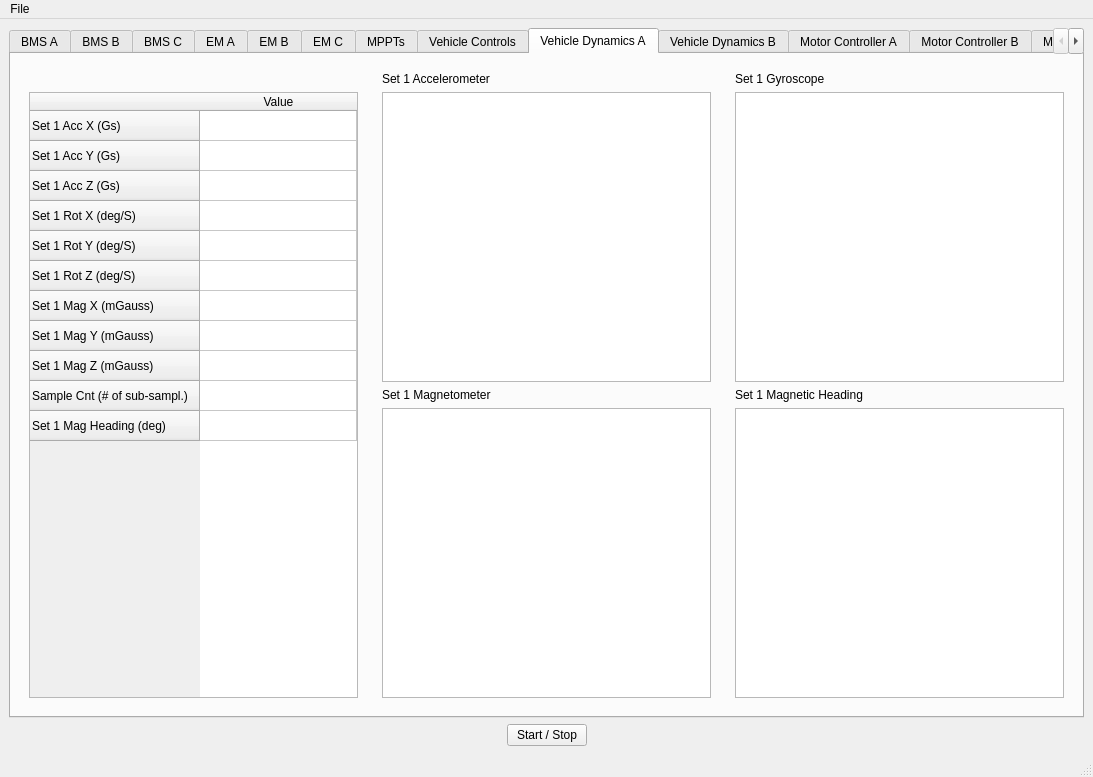
Old version of the form main.ui in the repository BlueSkySolar/BTI.
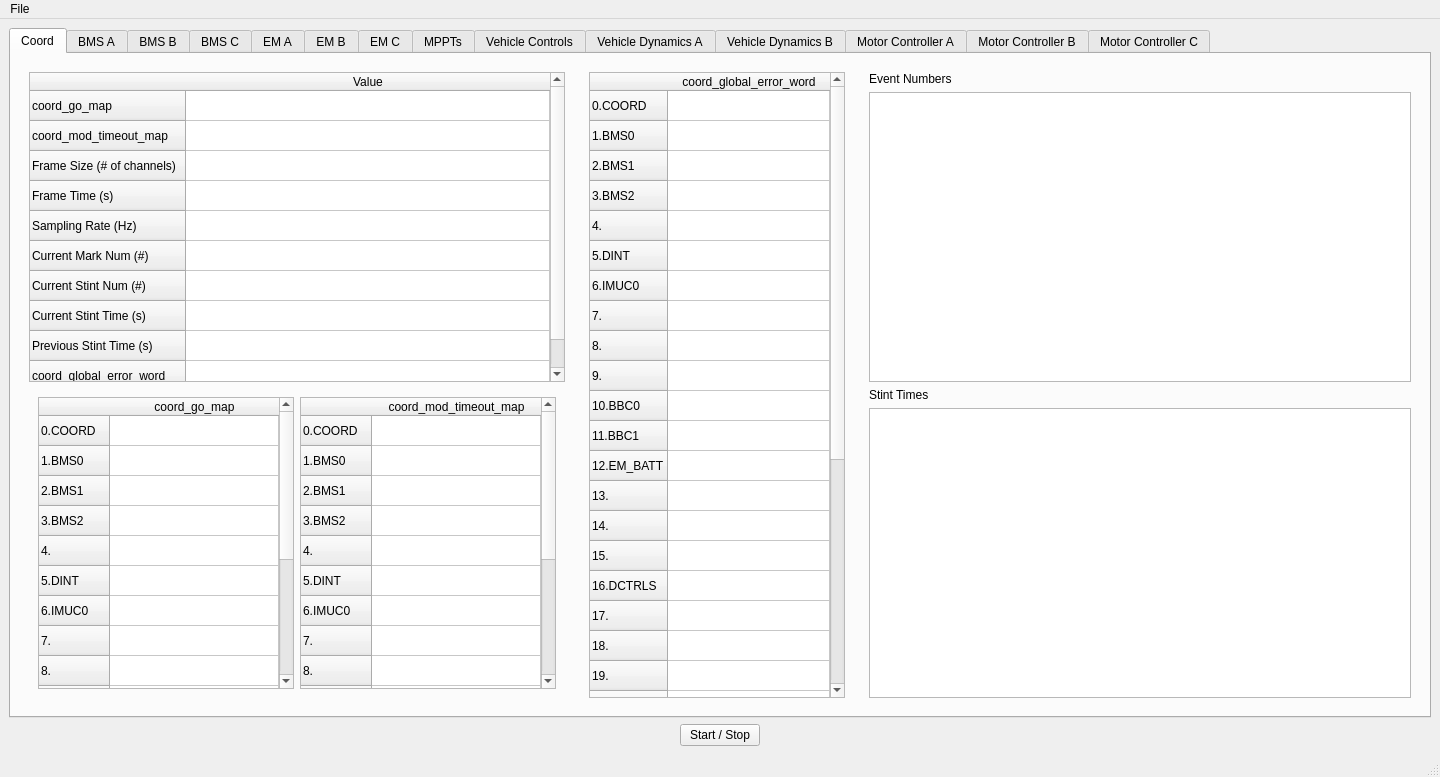
New version of the form. Custom widgets are drawn as their Qt base class.

Commit message: added coord tab layout, plot widgets still need config

The edit to the form file:
```diff
--- a/main.ui
+++ b/main.ui
@@ -6,7 +6,7 @@
    <rect>
     <x>0</x>
     <y>0</y>
-    <width>1093</width>
+    <width>1440</width>
     <height>777</height>
    </rect>
   </property>
@@ -18,8 +18,486 @@
     <item>
      <widget class="QTabWidget" name="tabWidget">
       <property name="currentIndex">
-       <number>8</number>
+       <number>0</number>
       </property>
+      <widget class="QWidget" name="coord">
+       <attribute name="title">
+        <string>Coord</string>
+       </attribute>
+       <layout class="QHBoxLayout" name="horizontalLayout_16" stretch="0,0,1">
+        <item>
+         <widget class="QWidget" name="verticalWidget" native="true">
+          <layout class="QVBoxLayout" name="verticalLayout_28" stretch="0,0">
+           <item>
+            <widget class="QTableWidget" name="tableWidget_17">
+             <attribute name="horizontalHeaderStretchLastSection">
+              <bool>true</bool>
+             </attribute>
+             <row>
+              <property name="text">
+               <string>coord_go_map</string>
+              </property>
+             </row>
+             <row>
+              <property name="text">
+               <string>coord_mod_timeout_map</string>
+              </property>
+             </row>
+             <row>
+              <property name="text">
+               <string>Frame Size (# of channels)</string>
+              </property>
+             </row>
+             <row>
+              <property name="text">
+               <string>Frame Time (s)</string>
+              </property>
+             </row>
+             <row>
+              <property name="text">
+               <string>Sampling Rate (Hz)</string>
+              </property>
+             </row>
+             <row>
+              <property name="text">
+               <string>Current Mark Num (#)</string>
+              </property>
+             </row>
+             <row>
+              <property name="text">
+               <string>Current Stint Num (#)</string>
+              </property>
+             </row>
+             <row>
+              <property name="text">
+               <string>Current Stint Time (s)</string>
+              </property>
+             </row>
+             <row>
+              <property name="text">
+               <string>Previous Stint Time (s)</string>
+              </property>
+             </row>
+             <row>
+              <property name="text">
+               <string>coord_global_error_word</string>
+              </property>
+             </row>
+             <column>
+              <property name="text">
+               <string>Value</string>
+              </property>
+             </column>
+            </widget>
+           </item>
+           <item>
+            <widget class="QWidget" name="horizontalWidget" native="true">
+             <layout class="QHBoxLayout" name="horizontalLayout_18" stretch="0,0">
+              <item>
+               <widget class="QTableWidget" name="tableWidget_19">
+                <property name="accessibleDescription">
+                 <string>colour</string>
+                </property>
+                <attribute name="horizontalHeaderStretchLastSection">
+                 <bool>true</bool>
+                </attribute>
+                <row>
+                 <property name="text">
+                  <string>0.COORD</string>
+                 </property>
+                </row>
+                <row>
+                 <property name="text">
+                  <string>1.BMS0</string>
+                 </property>
+                </row>
+                <row>
+                 <property name="text">
+                  <string>2.BMS1</string>
+                 </property>
+                </row>
+                <row>
+                 <property name="text">
+                  <string>3.BMS2</string>
+                 </property>
+                </row>
+                <row>
+                 <property name="text">
+                  <string>4.</string>
+                 </property>
+                </row>
+                <row>
+                 <property name="text">
+                  <string>5.DINT</string>
+                 </property>
+                </row>
+                <row>
+                 <property name="text">
+                  <string>6.IMUC0</string>
+                 </property>
+                </row>
+                <row>
+                 <property name="text">
+                  <string>7.</string>
+                 </property>
+                </row>
+                <row>
+                 <property name="text">
+                  <string>8.</string>
+                 </property>
+                </row>
+                <row>
+                 <property name="text">
+                  <string>9.</string>
+                 </property>
+                </row>
+                <row>
+                 <property name="text">
+                  <string>10.BBC0</string>
+                 </property>
+                </row>
+                <row>
+                 <property name="text">
+                  <string>11.BBC1</string>
+                 </property>
+                </row>
+                <row>
+                 <property name="text">
+                  <string>12.EM_BAT</string>
+                 </property>
+                </row>
+                <row>
+                 <property name="text">
+                  <string>13.BLU *</string>
+                 </property>
+                </row>
+                <row>
+                 <property name="text">
+                  <string>14.RAD *</string>
+                 </property>
+                </row>
+                <row>
+                 <property name="text">
+                  <string>15.*</string>
+                 </property>
+                </row>
+                <column>
+                 <property name="text">
+                  <string>coord_go_map</string>
+                 </property>
+                </column>
+               </widget>
+              </item>
+              <item>
+               <widget class="QTableWidget" name="tableWidget_20">
+                <property name="accessibleDescription">
+                 <string>colour</string>
+                </property>
+                <attribute name="horizontalHeaderStretchLastSection">
+                 <bool>true</bool>
+                </attribute>
+                <row>
+                 <property name="text">
+                  <string>0.COORD</string>
+                 </property>
+                </row>
+                <row>
+                 <property name="text">
+                  <string>1.BMS0</string>
+                 </property>
+                </row>
+                <row>
+                 <property name="text">
+                  <string>2.BMS1</string>
+                 </property>
+                </row>
+                <row>
+                 <property name="text">
+                  <string>3.BMS2</string>
+                 </property>
+                </row>
+                <row>
+                 <property name="text">
+                  <string>4.</string>
+                 </property>
+                </row>
+                <row>
+                 <property name="text">
+                  <string>5.DINT</string>
+                 </property>
+                </row>
+                <row>
+                 <property name="text">
+                  <string>6.IMUC0</string>
+                 </property>
+                </row>
+                <row>
+                 <property name="text">
+                  <string>7.</string>
+                 </property>
+                </row>
+                <row>
+                 <property name="text">
+                  <string>8.</string>
+                 </property>
+                </row>
+                <row>
+                 <property name="text">
+                  <string>9.</string>
+                 </property>
+                </row>
+                <row>
+                 <property name="text">
+                  <string>10.BBC0</string>
+                 </property>
+                </row>
+                <row>
+                 <property name="text">
+                  <string>11.BBC1</string>
+                 </property>
+                </row>
+                <row>
+                 <property name="text">
+                  <string>12.EM_BAT</string>
+                 </property>
+                </row>
+                <row>
+                 <property name="text">
+                  <string>13.BLU *</string>
+                 </property>
+                </row>
+                <row>
+                 <property name="text">
+                  <string>14.RAD *</string>
+                 </property>
+                </row>
+                <row>
+                 <property name="text">
+                  <string>15.*</string>
+                 </property>
+                </row>
+                <column>
+                 <property name="text">
+                  <string>coord_mod_timeout_map</string>
+                 </property>
+                </column>
+               </widget>
+              </item>
+             </layout>
+            </widget>
+           </item>
+          </layout>
+         </widget>
+        </item>
+        <item>
+         <widget class="QWidget" name="verticalWidget" native="true">
+          <layout class="QVBoxLayout" name="verticalLayout_29">
+           <item>
+            <widget class="QTableWidget" name="tableWidget_18">
+             <property name="accessibleDescription">
+              <string>colour</string>
+             </property>
+             <attribute name="horizontalHeaderStretchLastSection">
+              <bool>true</bool>
+             </attribute>
+             <row>
+              <property name="text">
+               <string>0.COORD</string>
+              </property>
+             </row>
+             <row>
+              <property name="text">
+               <string>1.BMS0</string>
+              </property>
+             </row>
+             <row>
+              <property name="text">
+               <string>2.BMS1</string>
+              </property>
+             </row>
+             <row>
+              <property name="text">
+               <string>3.BMS2</string>
+              </property>
+             </row>
+             <row>
+              <property name="text">
+               <string>4.</string>
+              </property>
+             </row>
+             <row>
+              <property name="text">
+               <string>5.DINT</string>
+              </property>
+             </row>
+             <row>
+              <property name="text">
+               <string>6.IMUC0</string>
+              </property>
+             </row>
+             <row>
+              <property name="text">
+               <string>7.</string>
+              </property>
+             </row>
+             <row>
+              <property name="text">
+               <string>8.</string>
+              </property>
+             </row>
+             <row>
+              <property name="text">
+               <string>9.</string>
+              </property>
+             </row>
+             <row>
+              <property name="text">
+               <string>10.BBC0</string>
+              </property>
+             </row>
+             <row>
+              <property name="text">
+               <string>11.BBC1</string>
+              </property>
+             </row>
+             <row>
+              <property name="text">
+               <string>12.EM_BATT</string>
+              </property>
+             </row>
+             <row>
+              <property name="text">
+               <string>13.</string>
+              </property>
+             </row>
+             <row>
+              <property name="text">
+               <string>14.</string>
+              </property>
+             </row>
+             <row>
+              <property name="text">
+               <string>15.</string>
+              </property>
+             </row>
+             <row>
+              <property name="text">
+               <string>16.DCTRLS</string>
+              </property>
+             </row>
+             <row>
+              <property name="text">
+               <string>17.</string>
+              </property>
+             </row>
+             <row>
+              <property name="text">
+               <string>18.</string>
+              </property>
+             </row>
+             <row>
+              <property name="text">
+               <string>19.</string>
+              </property>
+             </row>
+             <row>
+              <property name="text">
+               <string>20.</string>
+              </property>
+             </row>
+             <row>
+              <property name="text">
+               <string>21.</string>
+              </property>
+             </row>
+             <row>
+              <property name="text">
+               <string>22.</string>
+              </property>
+             </row>
+             <row>
+              <property name="text">
+               <string>23.</string>
+              </property>
+             </row>
+             <row>
+              <property name="text">
+               <string>24.EM_ARR</string>
+              </property>
+             </row>
+             <row>
+              <property name="text">
+               <string>25.</string>
+              </property>
+             </row>
+             <row>
+              <property name="text">
+               <string>26.</string>
+              </property>
+             </row>
+             <row>
+              <property name="text">
+               <string>27.</string>
+              </property>
+             </row>
+             <row>
+              <property name="text">
+               <string>28.</string>
+              </property>
+             </row>
+             <row>
+              <property name="text">
+               <string>29.</string>
+              </property>
+             </row>
+             <row>
+              <property name="text">
+               <string>30.</string>
+              </property>
+             </row>
+             <row>
+              <property name="text">
+               <string>31.</string>
+              </property>
+             </row>
+             <column>
+              <property name="text">
+               <string>coord_global_error_word</string>
+              </property>
+             </column>
+            </widget>
+           </item>
+          </layout>
+         </widget>
+        </item>
+        <item>
+         <widget class="QWidget" name="verticalWidget" native="true">
+          <layout class="QVBoxLayout" name="verticalLayout_37">
+           <item>
+            <widget class="QLabel" name="label_57">
+             <property name="text">
+              <string>Event Numbers</string>
+             </property>
+            </widget>
+           </item>
+           <item>
+            <widget class="PlotWidget" name="graphicsView_5"/>
+           </item>
+           <item>
+            <widget class="QLabel" name="label_58">
+             <property name="text">
+              <string>Stint Times</string>
+             </property>
+            </widget>
+           </item>
+           <item>
+            <widget class="PlotWidget" name="graphicsView_6"/>
+           </item>
+          </layout>
+         </widget>
+        </item>
+       </layout>
+      </widget>
       <widget class="QWidget" name="bmsA">
        <attribute name="title">
         <string>BMS A</string>
@@ -4007,8 +4485,8 @@
     <rect>
      <x>0</x>
      <y>0</y>
-     <width>1093</width>
-     <height>21</height>
+     <width>1440</width>
+     <height>22</height>
     </rect>
    </property>
    <widget class="QMenu" name="menuFile">
```
